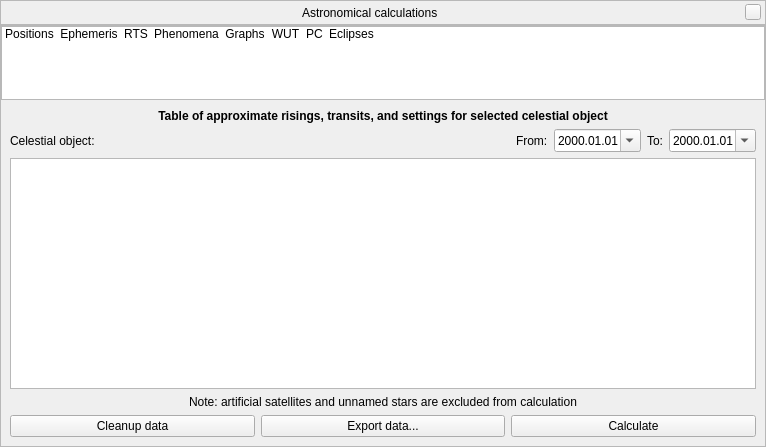
Stellarium/stellarium, file src/gui/astroCalcDialog.ui: the form before one commit.
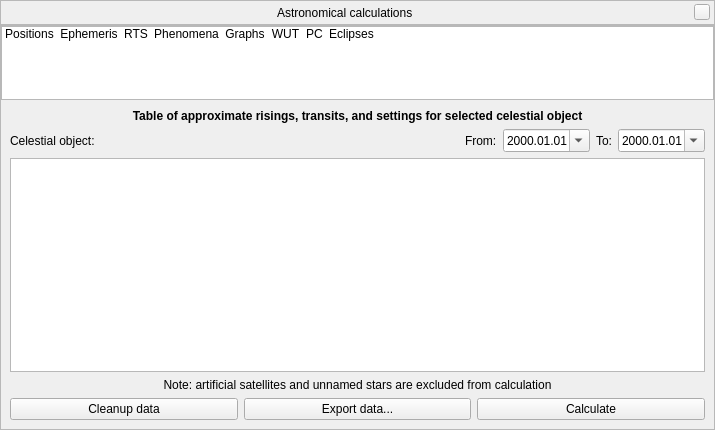
The form after the commit. The open tabs and pages were chosen to show the change. Icons and pictures are not drawn. Custom widgets are drawn as their Qt base class.

What changed in the file:
```diff
--- a/src/gui/astroCalcDialog.ui
+++ b/src/gui/astroCalcDialog.ui
@@ -6,8 +6,8 @@
    <rect>
     <x>0</x>
     <y>0</y>
-    <width>766</width>
-    <height>447</height>
+    <width>715</width>
+    <height>430</height>
    </rect>
   </property>
   <layout class="QVBoxLayout" name="verticalLayout">
@@ -83,15 +83,6 @@
              </color>
             </brush>
            </colorrole>
-           <colorrole role="Window">
-            <brush brushstyle="SolidPattern">
-             <color alpha="255">
-              <red>239</red>
-              <green>240</green>
-              <blue>241</blue>
-             </color>
-            </brush>
-           </colorrole>
           </active>
           <inactive>
            <colorrole role="Dark">
@@ -103,15 +94,6 @@
              </color>
             </brush>
            </colorrole>
-           <colorrole role="Window">
-            <brush brushstyle="SolidPattern">
-             <color alpha="255">
-              <red>239</red>
-              <green>240</green>
-              <blue>241</blue>
-             </color>
-            </brush>
-           </colorrole>
           </inactive>
           <disabled>
            <colorrole role="Dark">
@@ -123,15 +105,6 @@
              </color>
             </brush>
            </colorrole>
-           <colorrole role="Window">
-            <brush brushstyle="SolidPattern">
-             <color alpha="255">
-              <red>239</red>
-              <green>240</green>
-              <blue>241</blue>
-             </color>
-            </brush>
-           </colorrole>
           </disabled>
          </palette>
         </property>
@@ -1163,6 +1136,9 @@
             <property name="alignment">
              <set>Qt::AlignCenter</set>
             </property>
+            <property name="wordWrap">
+             <bool>true</bool>
+            </property>
            </widget>
           </item>
           <item row="3" column="0">
@@ -1173,6 +1149,9 @@
             <property name="alignment">
              <set>Qt::AlignCenter</set>
             </property>
+            <property name="wordWrap">
+             <bool>true</bool>
+            </property>
            </widget>
           </item>
          </layout>
```
Left out of the diff: 6 changed lines with no effect on the pictures.
